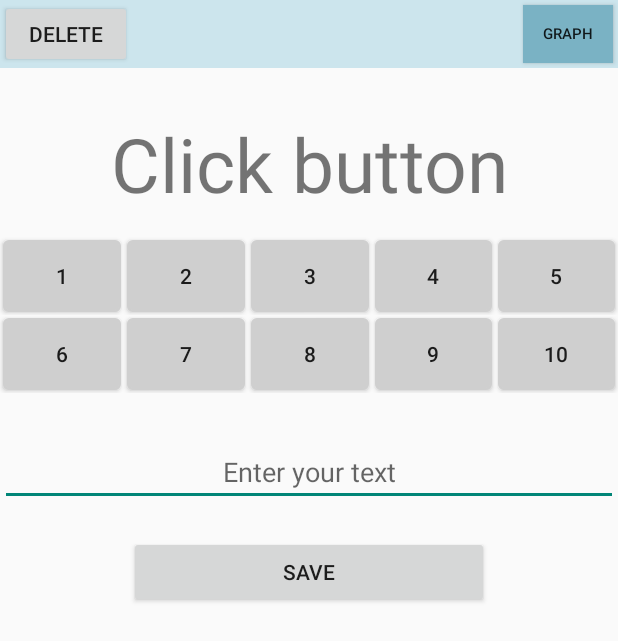
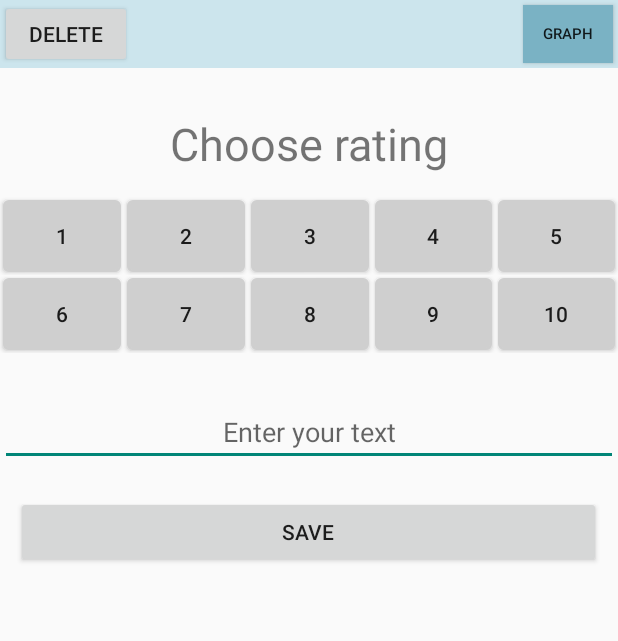
Before and after one commit to AlexandrMarikutsa/NewTestApp, an Android app: the screen it shows after launch (MainActivity), on a phone screen of 412 x 824 dp. Shown: the top 641 px of the screen. Run offline under Robolectric (Android 15) with nearby library versions, the phone set to English and light mode, and no system bars.

Commit message:
changed title name

```diff
--- a/app/src/main/AndroidManifest.xml
+++ b/app/src/main/AndroidManifest.xml
@@ -5,6 +5,7 @@
     <application
         android:allowBackup="true"
         android:icon="@mipmap/ic_launcher"
+        android:label="@string/app_name"
         android:theme="@style/withoutTheme" >
         <activity
             android:name=".MainActivity">
--- a/app/src/main/res/values-hdpi/dimens.xml
+++ b/app/src/main/res/values-hdpi/dimens.xml
@@ -5,4 +5,5 @@
     <dimen name="graph_margin_top">25dp</dimen>
     <dimen name="graph_margin_right">28dp</dimen>
     <dimen name="graph_margin_bottom">23dp</dimen>
+    <dimen name="save_button_width">390dp</dimen>
 </resources>
--- a/app/src/main/res/values-xhdpi/dimens.xml
+++ b/app/src/main/res/values-xhdpi/dimens.xml
@@ -5,4 +5,5 @@
     <dimen name="graph_margin_top">25dp</dimen>
     <dimen name="graph_margin_right">29dp</dimen>
     <dimen name="graph_margin_bottom">25dp</dimen>
+    <dimen name="save_button_width">390dp</dimen>
 </resources>
--- a/app/src/main/res/values-xxhdpi/dimens.xml
+++ b/app/src/main/res/values-xxhdpi/dimens.xml
@@ -1,4 +1,5 @@
 <?xml version="1.0" encoding="utf-8"?>
 <resources>
     <dimen name="graph_margin_bottom">30dp</dimen>
+    <dimen name="save_button_width">300dp</dimen>
 </resources>
--- a/app/src/main/res/values/dimens.xml
+++ b/app/src/main/res/values/dimens.xml
@@ -6,7 +6,7 @@
     <dimen name="toolbar_button_width">60dp</dimen>
     <dimen name="central_button_layout_margin">2dp</dimen>
     <dimen name="toolbar_button_text_size">10sp</dimen>
-    <dimen name="central_text_size">50sp</dimen>
+    <dimen name="central_text_size">30sp</dimen>
     <dimen name="central_text_view_layout_margin_top">30dp</dimen>
     <dimen name="toolbar_button_margin">3dp</dimen>
     <dimen name="layout_with_all_buttons_margin_top">15dp</dimen>
--- a/app/src/main/res/values/strings.xml
+++ b/app/src/main/res/values/strings.xml
@@ -1,11 +1,11 @@
 <?xml version="1.0" encoding="utf-8"?>
 <resources>
-        <string name="app_name">NewTestApp</string>
+        <string name="app_name">CR</string>
 
         <string name="hello_world">Hello world!</string>
         <string name="action_settings">Settings</string>
         <string name="button_graph_name">Graph</string>
-        <string name="central_text">Click button</string>
+        <string name="central_text">Choose rating</string>
         <string name="save_button_text">Save</string>
         <string name="button_1_text">1</string>
         <string name="button_2_text">2</string>
```
